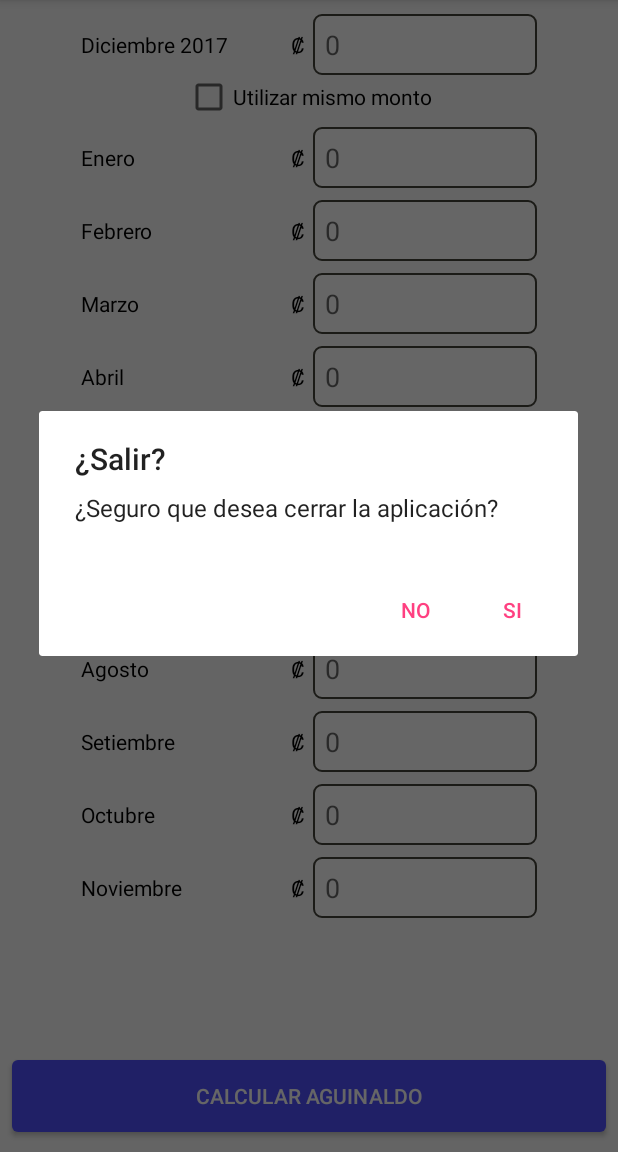
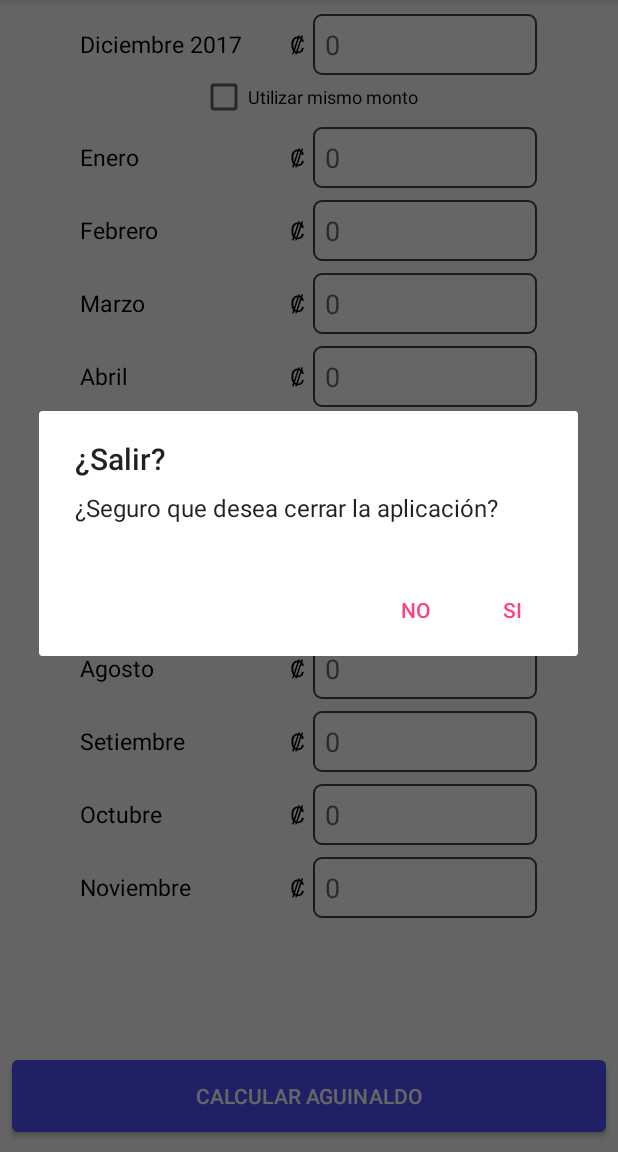
Before and after one commit to eusan91/AguinaldoCR, an Android app: the screen it shows after launch (MainActivity), after a tap on "Salir de aplicación", on a phone screen of 412 x 824 dp, the part 84-1236 px from its top. Run offline under Robolectric (Android 15) with nearby library versions, the phone set to English and light mode, and no system bars; our stand-ins replace AdMob; libraries missing offline, so code that uses them is left out: com.kobakei.ratethisapp; 9 statements that could not run were skipped.

Commit message:
extract strings and add support for multiple screen size missing layout

```diff
--- a/app/src/main/AndroidManifest.xml
+++ b/app/src/main/AndroidManifest.xml
@@ -8,7 +8,7 @@
         android:label="@string/app_name"
         android:supportsRtl="true"
         android:theme="@style/AppTheme">
-        <activity android:name=".Activity.MainActivity" android:windowSoftInputMode="stateVisible">
+        <activity android:name=".Activity.MainActivity" android:windowSoftInputMode="adjustResize">
 
         </activity>
         <activity android:name=".Activity.SplashActivity" android:theme="@style/SplashTheme">
--- a/app/src/main/java/com/santamaria/aguinaldocr/Activity/MainActivity.kt
+++ b/app/src/main/java/com/santamaria/aguinaldocr/Activity/MainActivity.kt
@@ -24,6 +24,8 @@ class MainActivity : AppCompatActivity() {
     private var df : DecimalFormat = DecimalFormat("#,###,###.##")
     private var year = Calendar.getInstance().get(Calendar.YEAR)
 
+    private val ARRAY_LIST_PARAMETER = "array"
+
     //Ad variables
     private var mAdView: AdView? = null
 
@@ -38,13 +40,12 @@ class MainActivity : AppCompatActivity() {
         val listViewMonth : ListView = findViewById(R.id.listViewMonths) as ListView
 
         if (savedInstanceState != null){
-            monthList = savedInstanceState.getParcelableArrayList("array")
+            monthList = savedInstanceState.getParcelableArrayList(ARRAY_LIST_PARAMETER)
         }
 
         if (monthList.size == 0){
             loadList()
         }
-
 
         var customAdapter = MonthAdapter(monthList, this)
         listViewMonth.adapter = customAdapter
@@ -76,39 +77,38 @@ class MainActivity : AppCompatActivity() {
         }
 
         alertDialogResult(totalAmountSalaries/12)
-        //Toast.makeText(this, "Su aguinaldo será de:  ₡" +  df.format(totalAmountSalaries/12), Toast.LENGTH_LONG).show()
 
     }
 
     private fun loadList () {
 
-        monthList.add(Month("Diciembre " + (year - 1)))
-        monthList.add(Month("Enero"))
-        monthList.add(Month("Febrero"))
-        monthList.add(Month("Marzo"))
-        monthList.add(Month("Abril"))
-        monthList.add(Month("Mayo"))
-        monthList.add(Month("Junio"))
-        monthList.add(Month("Julio"))
-        monthList.add(Month("Agosto"))
-        monthList.add(Month("Setiembre"))
-        monthList.add(Month("Octubre"))
-        monthList.add(Month("Noviembre"))
+        monthList.add(Month(getString(R.string.diciembre) + " " + (year - 1)))
+        monthList.add(Month(getString(R.string.enero)))
+        monthList.add(Month(getString(R.string.febrero)))
+        monthList.add(Month(getString(R.string.marzo)))
+        monthList.add(Month(getString(R.string.abril)))
+        monthList.add(Month(getString(R.string.mayo)))
+        monthList.add(Month(getString(R.string.junio)))
+        monthList.add(Month(getString(R.string.julio)))
+        monthList.add(Month(getString(R.string.agosto)))
+        monthList.add(Month(getString(R.string.setiembre)))
+        monthList.add(Month(getString(R.string.octubre)))
+        monthList.add(Month(getString(R.string.noviembre)))
 
     }
 
     override fun onSaveInstanceState(outState: Bundle?) {
         super.onSaveInstanceState(outState)
-        outState?.putParcelableArrayList("array",monthList)
+        outState?.putParcelableArrayList(ARRAY_LIST_PARAMETER, monthList)
     }
 
     private fun alertDialogResult(aguinaldo : Double) {
 
         val dialog : AlertDialog = AlertDialog.Builder(this).create()
 
-        dialog.setTitle("Aguinaldo del "+ year)
-        dialog.setMessage("Basado en los datos ingresados, su aguinaldo aproximado será de \n\n ₡ "+ df.format(aguinaldo))
-        dialog.setButton(AlertDialog.BUTTON_NEUTRAL, "OK", { dialogInterface, i ->  })
+        dialog.setTitle(getString(R.string.dialog_result_title)+ year)
+        dialog.setMessage(getString(R.string.dialog_result_message) + "\n\n"+ getString(R.string.currency_symbol) + df.format(aguinaldo))
+        dialog.setButton(AlertDialog.BUTTON_NEUTRAL, getString(R.string.dialog_result_button_ok), { _, _ ->  })
 
         dialog.show()
 
@@ -121,7 +121,6 @@ class MainActivity : AppCompatActivity() {
         return super.onCreateOptionsMenu(menu)
     }
 
-
     override fun onOptionsItemSelected(item: MenuItem?): Boolean {
 
         when (item?.itemId) {
@@ -132,17 +131,14 @@ class MainActivity : AppCompatActivity() {
         return super.onOptionsItemSelected(item)
     }
 
-
-    private fun alertExitMessage() : Unit {
+    private fun alertExitMessage() {
 
         val alert = AlertDialog.Builder(this).create()
 
-        alert.setTitle("¿Salir?")
-        alert.setMessage("¿Seguro que desea cerrar la aplicación?")
-        alert.setButton(AlertDialog.BUTTON_NEGATIVE, "No", DialogInterface.OnClickListener { dialogInterface, i -> })
-        alert.setButton(AlertDialog.BUTTON_POSITIVE, "Si", DialogInterface.OnClickListener { dialogInterface, i ->
-            this.finish()
-        })
+        alert.setTitle(getString(R.string.dialog_exit_title))
+        alert.setMessage(getString(R.string.dialog_exit_message))
+        alert.setButton(AlertDialog.BUTTON_NEGATIVE, getString(R.string.dialog_exit_no), { _, _ -> })
+        alert.setButton(AlertDialog.BUTTON_POSITIVE, getString(R.string.dialog_exit_si), { _, _ -> this.finish() })
         alert.show()
     }
 
--- a/app/src/main/res/layout/activity_main.xml
+++ b/app/src/main/res/layout/activity_main.xml
@@ -20,7 +20,7 @@
         android:id="@+id/buttonCalculate"
         android:layout_width="match_parent"
         android:layout_height="wrap_content"
-        android:text="Calcular aguinaldo"
+        android:text="@string/calcular_aguinaldo_btn"
         android:layout_centerHorizontal="true"
         android:layout_marginBottom="13dp"
         android:layout_above="@+id/adView"
--- a/app/src/main/res/layout/first_month_item.xml
+++ b/app/src/main/res/layout/first_month_item.xml
@@ -18,7 +18,7 @@
             android:layout_height="wrap_content"
             android:text="Noviembre"
             android:textColor="#000"
-            android:textSize="@dimen/textsize" />
+            android:textSize="@dimen/monthSize" />
 
         <TextView
             android:id="@+id/currencyId"
@@ -28,7 +28,7 @@
             android:layout_marginRight="5dp"
             android:textColor="#000"
             android:text="₡"
-            android:textSize="@dimen/textsize" />
+            android:textSize="@dimen/monthSize" />
 
         <EditText
             android:id="@+id/amountId"
@@ -56,7 +56,8 @@
             android:id="@+id/checkBoxSameAmount"
             android:layout_width="wrap_content"
             android:layout_height="match_parent"
-            android:text="@string/utilizar_mismo_monto"/>
+            android:text="@string/utilizar_mismo_monto"
+            android:textSize="@dimen/sameAmountSize"/>
     </LinearLayout>
 
 </LinearLayout>
--- a/app/src/main/res/layout/month_amount_item.xml
+++ b/app/src/main/res/layout/month_amount_item.xml
@@ -15,9 +15,9 @@
             android:id="@+id/monthId"
             android:layout_width="130dp"
             android:layout_height="wrap_content"
-            android:text="Noviembre"
+            android:text=""
             android:textColor="#000"
-            android:textSize="@dimen/textsize" />
+            android:textSize="@dimen/monthSize" />
 
         <TextView
             android:id="@+id/currencyId"
@@ -27,7 +27,7 @@
             android:layout_marginRight="5dp"
             android:textColor="#000"
             android:text="₡"
-            android:textSize="@dimen/textsize" />
+            android:textSize="@dimen/monthSize" />
 
         <EditText
             android:id="@+id/amountId"
--- a/app/src/main/res/menu/exit_menu.xml
+++ b/app/src/main/res/menu/exit_menu.xml
@@ -5,6 +5,6 @@
     <item
         android:id="@+id/exit_menu_item"
         android:icon="@drawable/ic_exit_menu"
-        android:title="Salir de aplicación"
+        android:title="@string/menu_text_salir"
         app:showAsAction="always"/>
 </menu>
--- a/app/src/main/res/values-large/text_size.xml
+++ /dev/null
@@ -1,4 +0,0 @@
-<?xml version="1.0" encoding="utf-8"?>
-<resources>
-    <dimen name="textsize">24sp</dimen>
-</resources>
--- a/app/src/main/res/values-normal/text_size.xml
+++ /dev/null
@@ -1,4 +0,0 @@
-<?xml version="1.0" encoding="utf-8"?>
-<resources>
-    <dimen name="textsize">14sp</dimen>
-</resources>
--- a/app/src/main/res/values-small/text_size.xml
+++ /dev/null
@@ -1,4 +0,0 @@
-<?xml version="1.0" encoding="utf-8"?>
-<resources>
-    <dimen name="textsize">12sp</dimen>
-</resources>
--- /dev/null
+++ b/app/src/main/res/values-sw320dp/text_size.xml
@@ -0,0 +1,5 @@
+<?xml version="1.0" encoding="utf-8"?>
+<resources>
+    <dimen name="monthSize">15sp</dimen>
+    <dimen name="sameAmountSize">12sp</dimen>
+</resources>
--- /dev/null
+++ b/app/src/main/res/values-sw480dp/text_size.xml
@@ -0,0 +1,5 @@
+<?xml version="1.0" encoding="utf-8"?>
+<resources>
+    <dimen name="monthSize">24sp</dimen>
+    <dimen name="sameAmountSize">19sp</dimen>
+</resources>
--- /dev/null
+++ b/app/src/main/res/values-sw600dp/text_size.xml
@@ -0,0 +1,5 @@
+<?xml version="1.0" encoding="utf-8"?>
+<resources>
+    <dimen name="monthSize">32sp</dimen>
+    <dimen name="sameAmountSize">20sp</dimen>
+</resources>
--- /dev/null
+++ b/app/src/main/res/values-sw720dp/text_size.xml
@@ -0,0 +1,5 @@
+<?xml version="1.0" encoding="utf-8"?>
+<resources>
+    <dimen name="monthSize">40sp</dimen>
+    <dimen name="sameAmountSize">30sp</dimen>
+</resources>
--- a/app/src/main/res/values-xlarge/text_size.xml
+++ /dev/null
@@ -1,4 +0,0 @@
-<?xml version="1.0" encoding="utf-8"?>
-<resources>
-    <dimen name="textsize">22sp</dimen>
-</resources>
--- a/app/src/main/res/values/strings.xml
+++ b/app/src/main/res/values/strings.xml
@@ -6,4 +6,26 @@
     <string name="rate_no">No</string>
     <string name="rate_now">Calificar</string>
     <string name="utilizar_mismo_monto">Utilizar mismo monto</string>
+    <string name="diciembre">Diciembre </string>
+    <string name="enero">Enero</string>
+    <string name="febrero">Febrero</string>
+    <string name="marzo">Marzo</string>
+    <string name="abril">Abril</string>
+    <string name="mayo">Mayo</string>
+    <string name="junio">Junio</string>
+    <string name="julio">Julio</string>
+    <string name="agosto">Agosto</string>
+    <string name="setiembre">Setiembre</string>
+    <string name="octubre">Octubre</string>
+    <string name="noviembre">Noviembre</string>
+    <string name="dialog_result_title">Aguinaldo del</string>
+    <string name="dialog_result_message">Basado en los datos ingresados, su aguinaldo aproximado será de</string>
+    <string name="currency_symbol">₡</string>
+    <string name="dialog_result_button_ok">OK</string>
+    <string name="dialog_exit_title">¿Salir?</string>
+    <string name="dialog_exit_message">¿Seguro que desea cerrar la aplicación?</string>
+    <string name="dialog_exit_no">No</string>
+    <string name="dialog_exit_si">Si</string>
+    <string name="calcular_aguinaldo_btn">Calcular aguinaldo</string>
+    <string name="menu_text_salir">Salir de aplicación</string>
 </resources>
--- a/build.gradle
+++ b/build.gradle
@@ -7,7 +7,7 @@ buildscript {
         google()
     }
     dependencies {
-        classpath 'com.android.tools.build:gradle:3.0.0'
+        classpath 'com.android.tools.build:gradle:3.0.1'
         classpath "org.jetbrains.kotlin:kotlin-gradle-plugin:$kotlin_version"
 
         // NOTE: Do not place your application dependencies here; they belong
```
